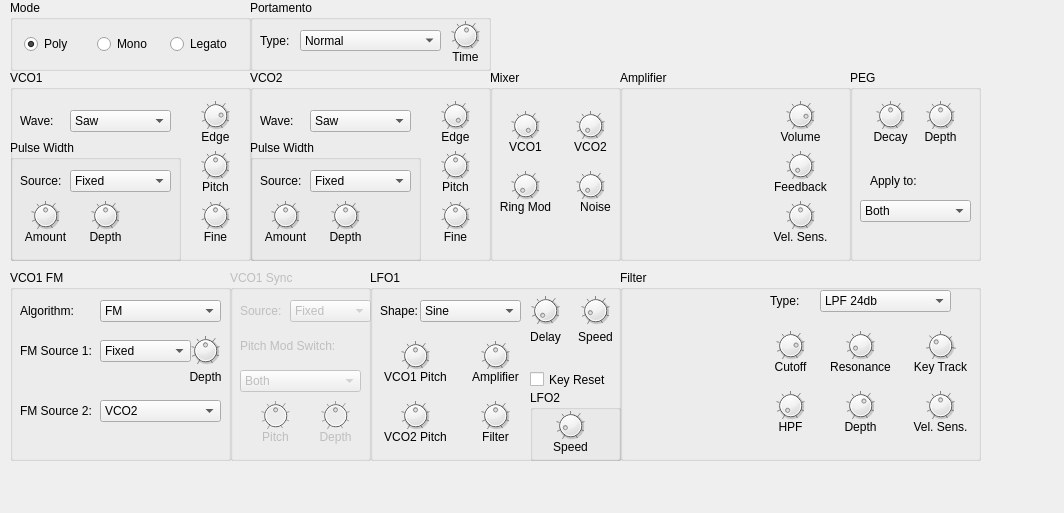
The window that src/View/SceneView.ui (thefinalcutbg/QAN1xEditor) describes before a commit, drawn with Qt 5.
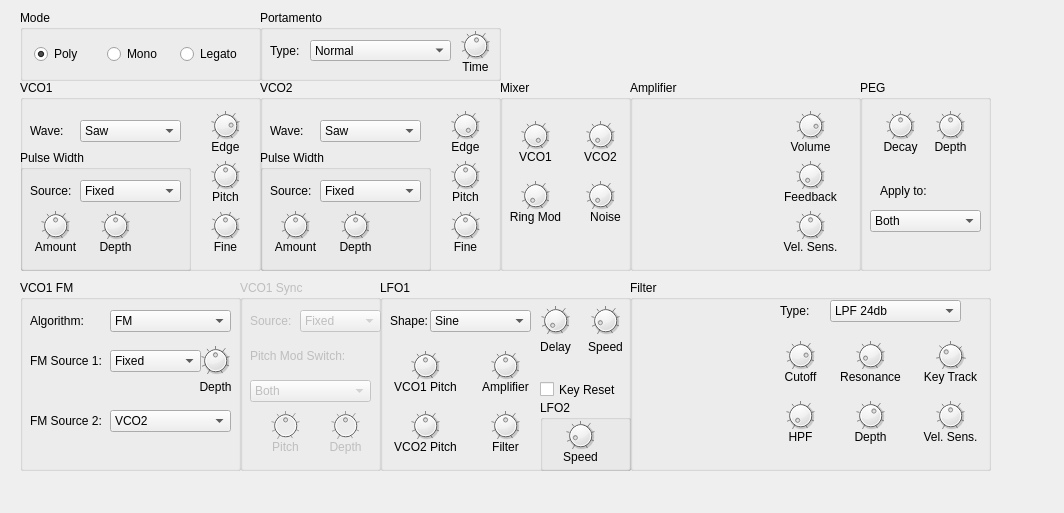
The same window after the commit. Custom widgets are drawn as their Qt base class.

What changed in the file:
```diff
--- a/src/View/SceneView.ui
+++ b/src/View/SceneView.ui
@@ -25,8 +25,8 @@
    </property>
    <property name="geometry">
     <rect>
-     <x>230</x>
-     <y>270</y>
+     <x>240</x>
+     <y>280</y>
      <width>141</width>
      <height>191</height>
     </rect>
@@ -245,8 +245,8 @@
   <widget class="QGroupBox" name="groupBox_15">
    <property name="geometry">
     <rect>
-     <x>250</x>
-     <y>0</y>
+     <x>260</x>
+     <y>10</y>
      <width>241</width>
      <height>71</height>
     </rect>
@@ -357,8 +357,8 @@
   <widget class="QGroupBox" name="groupBox_11">
    <property name="geometry">
     <rect>
-     <x>370</x>
-     <y>270</y>
+     <x>380</x>
+     <y>280</y>
      <width>251</width>
      <height>191</height>
     </rect>
@@ -965,8 +965,8 @@
   <widget class="QGroupBox" name="groupBox_13">
    <property name="geometry">
     <rect>
-     <x>850</x>
-     <y>70</y>
+     <x>860</x>
+     <y>80</y>
      <width>131</width>
      <height>191</height>
     </rect>
@@ -1143,8 +1143,8 @@
   <widget class="QGroupBox" name="groupBox_9">
    <property name="geometry">
     <rect>
-     <x>620</x>
-     <y>70</y>
+     <x>630</x>
+     <y>80</y>
      <width>231</width>
      <height>191</height>
     </rect>
@@ -1510,8 +1510,8 @@
   <widget class="QGroupBox" name="groupBox_3">
    <property name="geometry">
     <rect>
-     <x>250</x>
-     <y>70</y>
+     <x>260</x>
+     <y>80</y>
      <width>241</width>
      <height>191</height>
     </rect>
@@ -1953,8 +1953,8 @@
   <widget class="QGroupBox" name="groupBox">
    <property name="geometry">
     <rect>
-     <x>10</x>
-     <y>70</y>
+     <x>20</x>
+     <y>80</y>
      <width>241</width>
      <height>191</height>
     </rect>
@@ -2399,8 +2399,8 @@
   <widget class="QGroupBox" name="groupBox_6">
    <property name="geometry">
     <rect>
-     <x>10</x>
-     <y>270</y>
+     <x>20</x>
+     <y>280</y>
      <width>221</width>
      <height>191</height>
     </rect>
@@ -2628,8 +2628,8 @@
   <widget class="QGroupBox" name="groupBox_14">
    <property name="geometry">
     <rect>
-     <x>10</x>
-     <y>0</y>
+     <x>20</x>
+     <y>10</y>
      <width>241</width>
      <height>71</height>
     </rect>
@@ -2667,8 +2667,8 @@
   <widget class="QGroupBox" name="groupBox_10">
    <property name="geometry">
     <rect>
-     <x>620</x>
-     <y>270</y>
+     <x>630</x>
+     <y>280</y>
      <width>361</width>
      <height>191</height>
     </rect>
@@ -3275,8 +3275,8 @@
   <widget class="QGroupBox" name="groupBox_7">
    <property name="geometry">
     <rect>
-     <x>490</x>
-     <y>70</y>
+     <x>500</x>
+     <y>80</y>
      <width>131</width>
      <height>191</height>
     </rect>
```
